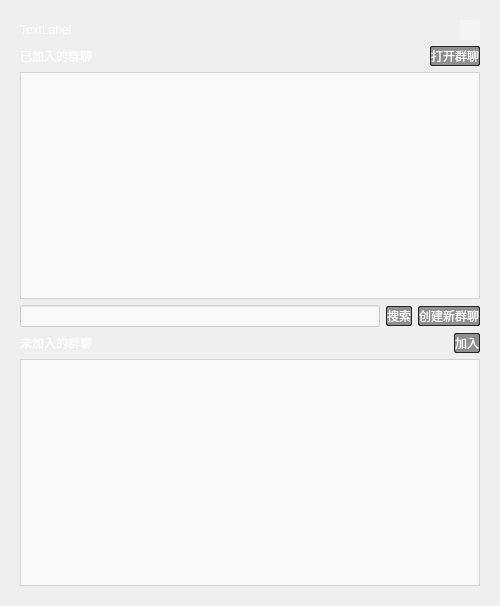
Above: client/src/chatlist.ui from omigeft/QTChatroom before the change. Below: the same form after it.
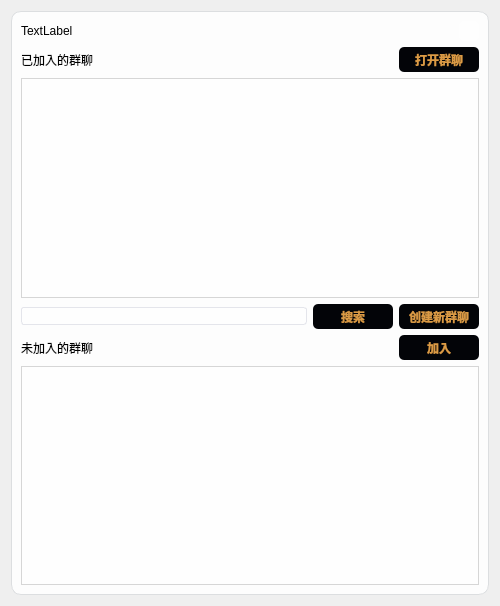
That is the form after the change. Icons and pictures are not drawn.

What changed in the file:
```diff
--- a/client/src/chatlist.ui
+++ b/client/src/chatlist.ui
@@ -21,18 +21,22 @@
   </property>
   <property name="styleSheet">
    <string notr="true">#frame{
-border：none;
+border: 1px solid rgb(41, 57, 85);
 border-radius: 10px;
+border-color:#dcdee0;
+background-color: rgba(255, 255, 255,0.9);
 }
 QLabel{
-color:rgb(255, 255, 255)
+color:rgb(0, 0, 0)
 }
-QPushButton{
-color:#ffffff;
-font:75 10pt &quot;Microsoft YaHei UI&quot;;
-background:rgba(0,0,0,0.4);
-border: 1px solid rgba(0, 0, 0,0.8);
-border-radius: 2px;
+QPushButton {
+background-color:#030408;
+color:#db9a45;
+font:9pt &quot;Microsoft YaHei UI&quot;;
+border-radius:5px;
+font-weight:650;
+height:25px;
+width: 80%;
 }
 QPushButton:hover {
 background: rgba(0,0,0,0.2);
@@ -152,7 +156,16 @@
            <widget class="QLineEdit" name="ChatNameInput">
             <property name="styleSheet">
              <string notr="true">QLineEdit{
-background:rgba(255,255,255,0.6);
+border: 1px solid rgb(41, 57, 85);
+border-radius: 3px;
+border-color:#dcdee0;
+background: rgba(255,255,255,0.6);
+padding-left: 12px;
+padding-right: 12px;
+border-color:#e4e5eb;
+}
+QLineEdit:hover {
+border-color: #db9a45;
 }</string>
             </property>
            </widget>
```
Left out of the diff: 2 changed lines with no effect on the pictures.
